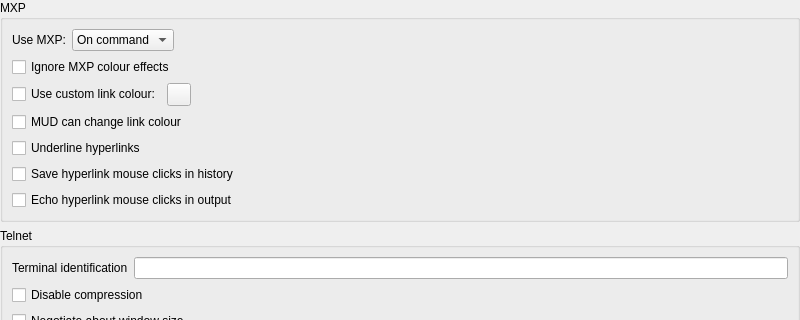
The window that smushclient-qt/cpp/ui/worlddetails/mud.ui (jnbooth/smushclient) describes before a commit, drawn with Qt 5; both pictures show x 0 to 800 and y 0 to 320 of the 800 by 600 pixel window.
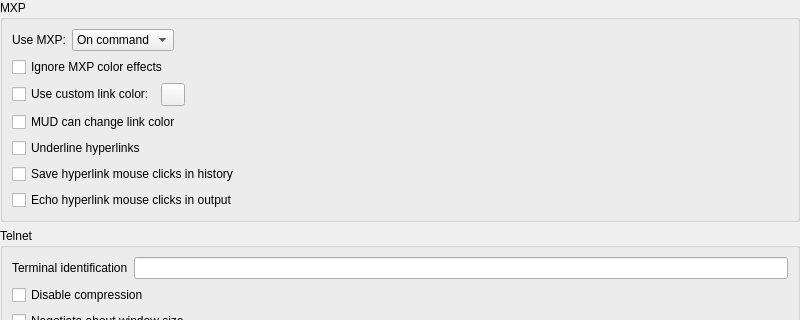
The same window after the commit. Custom widgets are drawn as their Qt base class.

The edit to the form file:
```diff
--- a/smushclient-qt/cpp/ui/worlddetails/mud.ui
+++ b/smushclient-qt/cpp/ui/worlddetails/mud.ui
@@ -98,7 +98,7 @@
          </sizepolicy>
         </property>
         <property name="text">
-         <string>Ignore MXP colour effects</string>
+         <string>Ignore MXP color effects</string>
         </property>
        </widget>
       </item>
@@ -107,7 +107,7 @@
         <item>
          <widget class="QCheckBox" name="UseCustomLinkColour">
           <property name="text">
-           <string>Use custom link colour:</string>
+           <string>Use custom link color:</string>
           </property>
          </widget>
         </item>
@@ -139,7 +139,7 @@
       <item>
        <widget class="QCheckBox" name="MudCanChangeLinkColour">
         <property name="text">
-         <string>MUD can change link colour</string>
+         <string>MUD can change link color</string>
         </property>
        </widget>
       </item>
```
